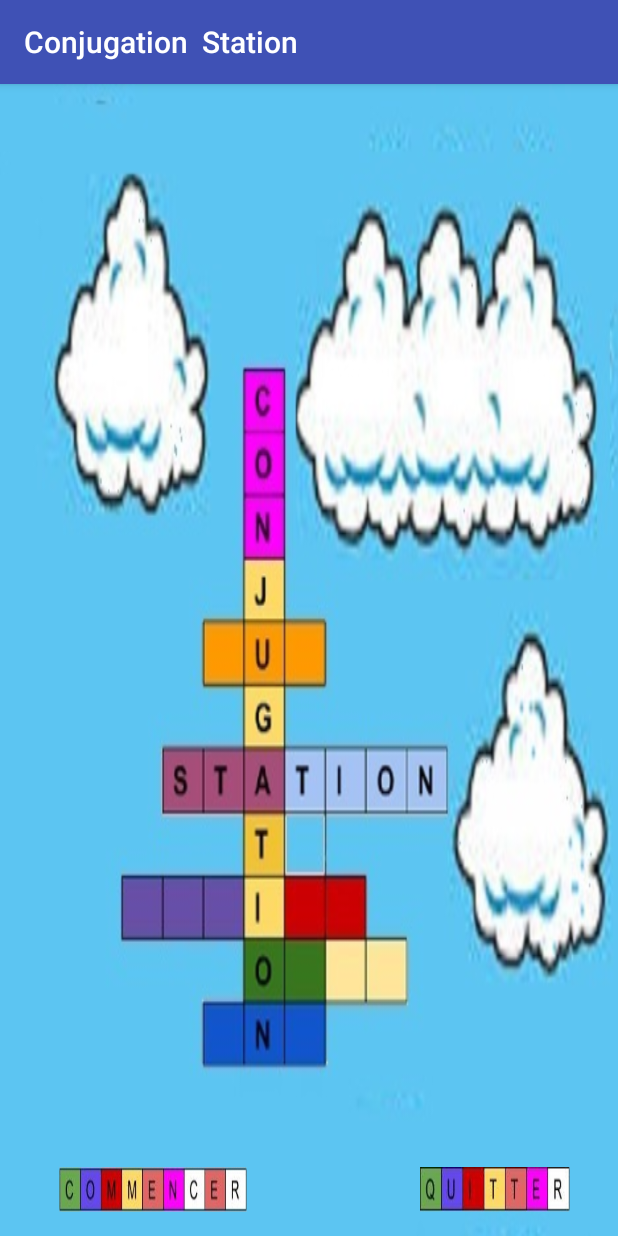
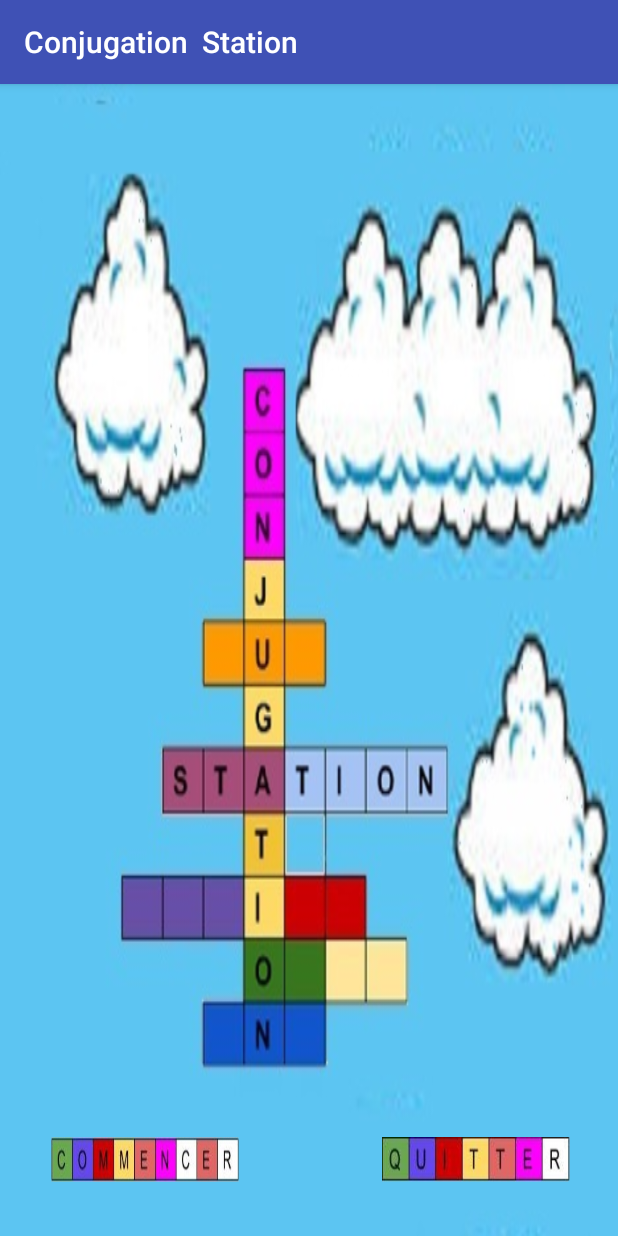
Before and after one commit to BigKBear/ConjugationStation, an Android app: the MainActivity screen opened directly, with no data from a screen before it, on a phone screen of 412 x 824 dp. Run offline under Robolectric (Android 15) with nearby library versions, the phone set to English and light mode, and no system bars.

Commit message:
add image buttons to main activity

```diff
--- a/app/src/main/res/layout/activity_game.xml
+++ b/app/src/main/res/layout/activity_game.xml
@@ -3,10 +3,12 @@
     xmlns:tools="http://schemas.android.com/tools"
     android:layout_width="match_parent"
     android:layout_height="match_parent"
+    android:background="@drawable/background2"
     android:paddingBottom="@dimen/activity_vertical_margin"
     android:paddingLeft="@dimen/activity_horizontal_margin"
     android:paddingRight="@dimen/activity_horizontal_margin"
     android:paddingTop="@dimen/activity_vertical_margin"
+    android:id="@+id/relativeLayout"
     tools:context="com.globaltelecomunicationinc.conjugationstation.GameActivity">
 
     <TextView
--- a/app/src/main/res/layout/activity_main.xml
+++ b/app/src/main/res/layout/activity_main.xml
@@ -22,7 +22,7 @@
 
     <ImageButton
         android:id="@+id/btnQuit"
-        android:layout_width="100dip"
+        android:layout_width="125dip"
         android:layout_height="30dip"
         android:layout_alignParentEnd="true"
         android:layout_alignTop="@+id/btnStart"
@@ -35,11 +35,12 @@
         android:id="@+id/btnStart"
         android:layout_width="125dip"
         android:layout_height="30dip"
+        android:layout_marginStart="18dp"
+        android:scaleType="fitXY"
+        android:padding="0dp"
+        android:src="@drawable/btn_commencer"
         android:layout_alignParentBottom="true"
         android:layout_alignParentStart="true"
-        android:layout_marginStart="23dp"
-        android:scaleType="fitXY"
-        android:padding="0dp"
-        android:src="@drawable/btn_commencer"/>
+        android:layout_marginBottom="20dp" />
 
 </RelativeLayout>
```
Also changed, not shown: app/src/main/java/com/globaltelecomunicationinc/conjugationstation/GameActivity.java (+26 -0 lines), app/src/main/res/drawable/background2.jpg (added).
